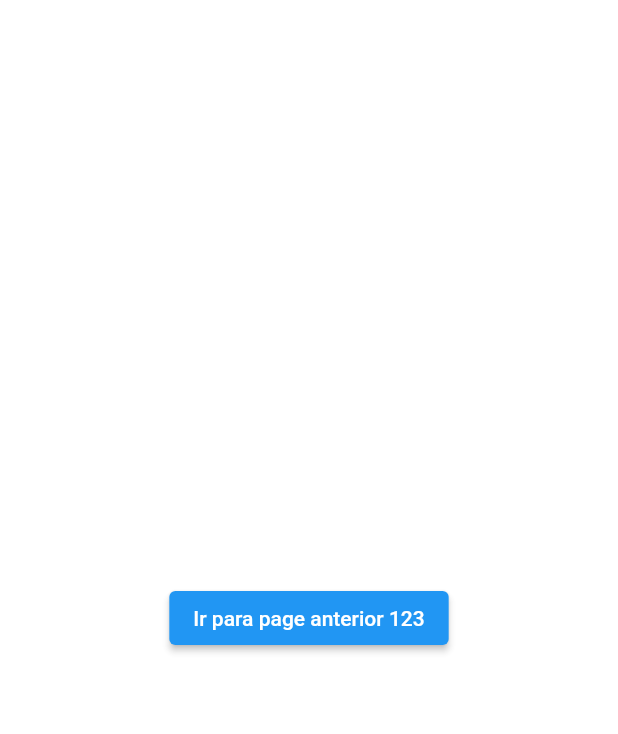
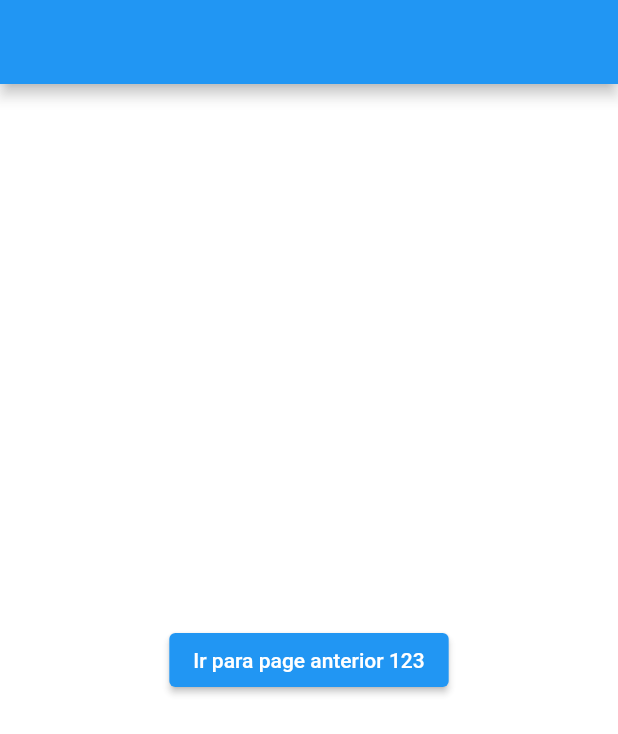
Before and after one commit to mvfernando/todolist, a Flutter app: the screen it shows after launch, after a tap on "Ir para segunda page", on a phone screen of 412 x 824 dp. Shown: the top 734 px of the screen. Run offline on Flutter 3.47's test engine with Material 2 defaults, Android fonts, the phone set to English and light mode, and no system bars.

Commit message:
avoid navigating in appBar

```diff
--- a/todolist/lib/one_page.dart
+++ b/todolist/lib/one_page.dart
@@ -12,7 +12,9 @@ class one_page extends StatelessWidget {
       body: Center(
         child: ElevatedButton(
             onPressed: () {
-              Navigator.of(context).pushNamed('/twopage', arguments: '123');
+              Navigator.of(context)
+              .pushReplacementNamed('/twopage', arguments: '123').then (
+                (value) => print(value));
             },
             child: Text('Ir para segunda page'),
         ),
--- a/todolist/lib/two_page.dart
+++ b/todolist/lib/two_page.dart
@@ -11,11 +11,12 @@ class two_page extends StatelessWidget {
   Widget build(BuildContext context) {
     var args = ModalRoute.of(context)!.settings.arguments as String;
     return Scaffold(
+      appBar: AppBar(),
       backgroundColor: Colors.white70,
       body: Center(
         child: ElevatedButton(
             onPressed: () {
-              Navigator.of(context).pop();
+              Navigator.of(context).pop('Retorno');
             },
             child: Text('Ir para page anterior $args'),
         ),
```
